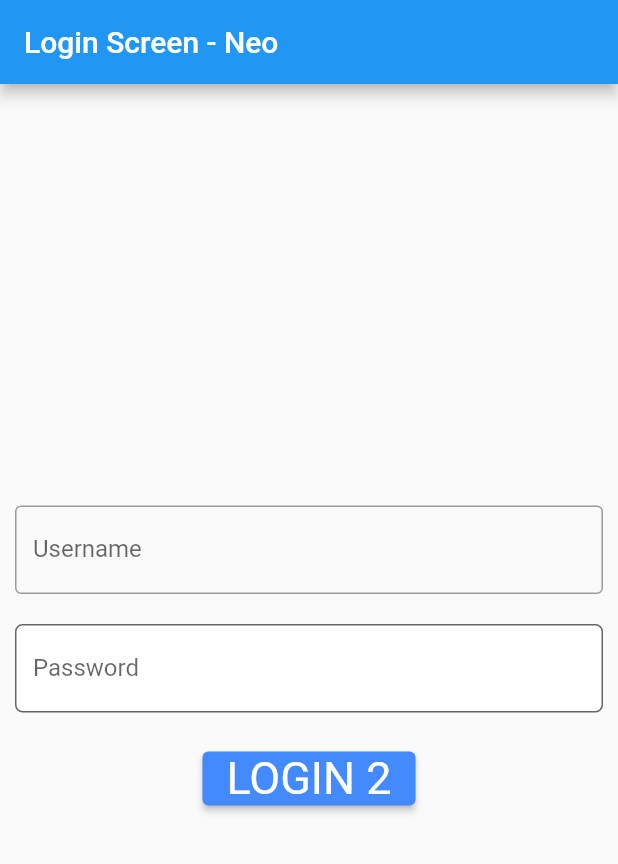
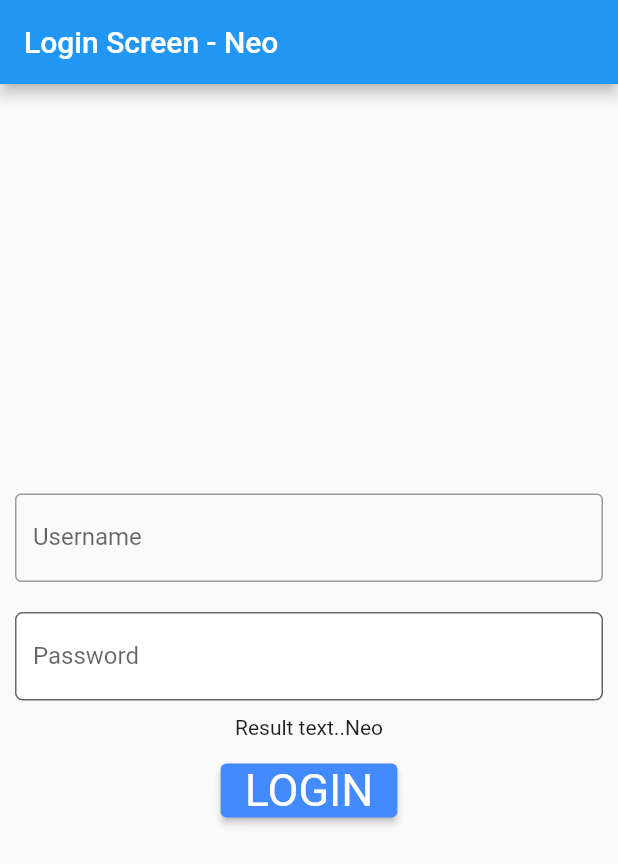
Before and after one commit to vuzzan/neo_study, a Flutter app: the screen it shows after launch, on a phone screen of 412 x 824 dp. Shown: the top 864 px of the screen. Run offline on Flutter 3.47's test engine with Material 2 defaults, Android fonts, the phone set to English and light mode, and no system bars.

Commit message:
Check login/password and show to screen

```diff
--- a/lib/login_screen/login_screen.dart
+++ b/lib/login_screen/login_screen.dart
@@ -12,6 +12,8 @@ class _LoginScreenState extends State<LoginScreen> {
   final myControllerUsername = TextEditingController();
   // Set controller for password
   final myControllerPassword = TextEditingController();
+
+  String resultLogin = "Result text..Neo";
   //End of declare
   @override
   Widget build(BuildContext context) {
@@ -70,6 +72,7 @@ class _LoginScreenState extends State<LoginScreen> {
                     ),
                   ),
                 )),
+            Text(resultLogin),
             Container(
                 margin: const EdgeInsets.all(10),
                 child: ElevatedButton(
@@ -81,6 +84,7 @@ class _LoginScreenState extends State<LoginScreen> {
                       onPrimary: Colors.white, // foreground
                       textStyle: const TextStyle(fontSize: 30)),
                   onPressed: () {
+                    //===> Begin press login
                     print("Try to get username and password");
                     //String username = myControllerUsername.text;
                     print("Username =" + myControllerUsername.text);
@@ -88,8 +92,27 @@ class _LoginScreenState extends State<LoginScreen> {
                     // check username + password.
                     // your hand: Press Control + S ( Save )
                     // hot reload: r
+                    // check business logic ( admin/abc123)
+                    // https://www.tutorialspoint.com/dart_programming/dart_programming_operators.htm
+                    // and: &&
+                    // or: ||
+                    if (myControllerUsername.text == "admin" &&
+                        myControllerPassword.text == "abc123") {
+                      print("Login succesful");
+                      setState(() {
+                        resultLogin = "Login succesful";
+                      });
+                    } else {
+                      // debug
+                      print("Wrong username or password");
+                      setState(() {
+                        resultLogin = "Wrong username or password";
+                      });
+                    }
+
+                    //==> End of login
                   },
-                  child: Text('LOGIN 2'),
+                  child: Text('LOGIN'),
                 ))
           ],
         ),
```
Also changed, not shown: 1 other file.
